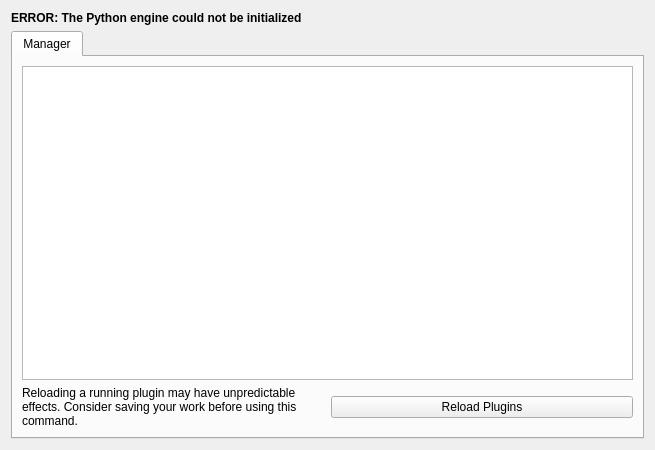
First picture: the form in addons/kate/pate/src/manager.ui, repository KDE/kate, before the edit.
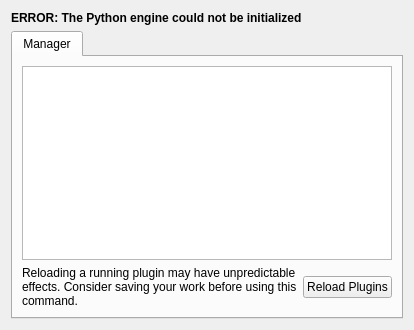
Second picture: the form after the edit. Icons and pictures are not drawn. Custom widgets are drawn as their Qt base class.

Commit message: remove useless geometry property from some UI files

What changed in the file:
```diff
--- a/addons/kate/pate/src/manager.ui
+++ b/addons/kate/pate/src/manager.ui
@@ -2,14 +2,6 @@
 <ui version="4.0">
  <class>ManagerPage</class>
  <widget class="QWidget" name="ManagerPage">
-  <property name="geometry">
-   <rect>
-    <x>0</x>
-    <y>0</y>
-    <width>655</width>
-    <height>450</height>
-   </rect>
-  </property>
   <layout class="QVBoxLayout" name="verticalLayout">
    <item>
     <widget class="QLabel" name="errorLabel">
```
The commit also changes 22 other files.
